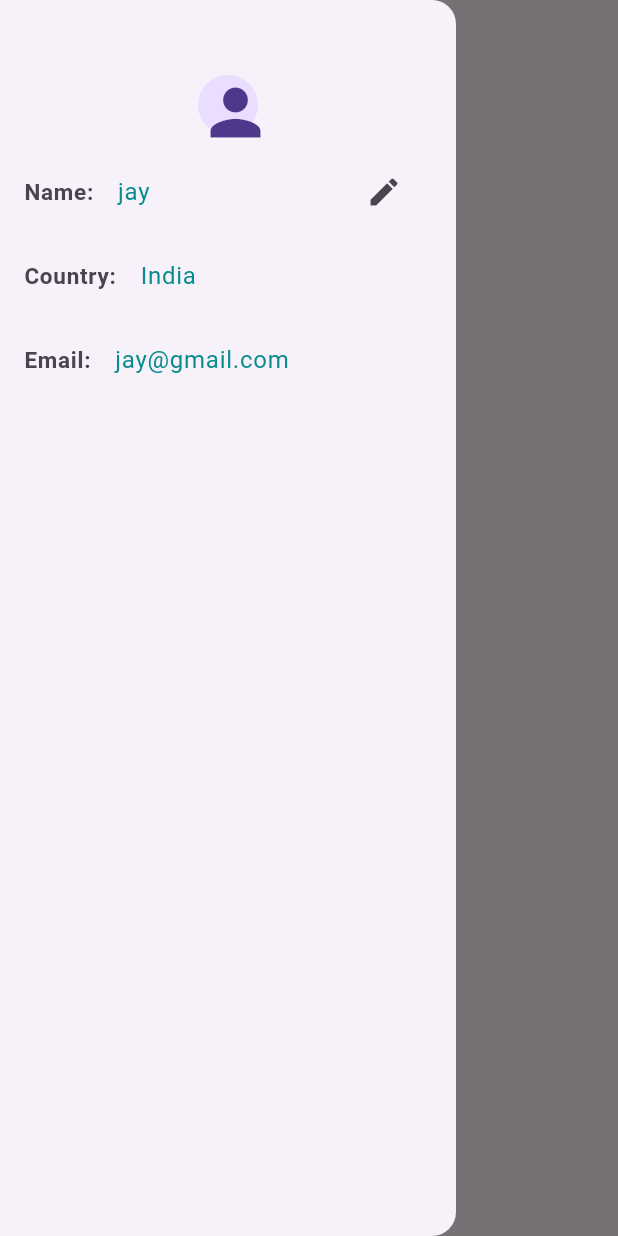
After one commit to JayPinage/chat_app, a Flutter app: the Homescreen screen opened directly, in the side drawer, after a tap on the "edit" icon, on a phone screen of 412 x 824 dp. The commit adds this screen. Run offline on Flutter 3.47's test engine with Material 3 defaults, Android fonts, the phone set to English and light mode, and no system bars; our stand-ins replace bloc, firebase_auth, firebase_core, flutter_bloc; accounts and stored records are empty.

Commit message:
drawer screen

```diff
--- /dev/null
+++ b/lib/Screens/drawer_screen.dart
@@ -0,0 +1,81 @@
+import 'package:flutter/material.dart';
+
+// ignore: must_be_immutable
+class DrawerScreen extends StatefulWidget {
+  double radius;
+
+  String personname;
+  String personcountry;
+  String personemail;
+
+  DrawerScreen({super.key, required this.radius, required this.personname,required this.personcountry,required this.personemail});
+  @override
+  State<DrawerScreen> createState() => _DrawerScreen();
+}
+
+class _DrawerScreen extends State<DrawerScreen> {
+  @override
+  Widget build(BuildContext context) {
+    return Drawer(
+      child: Column(
+        children: [
+          SizedBox(height: 50),
+          CircleAvatar(
+            radius: widget.radius,
+            child: Icon(size: 50, Icons.person),
+          ),
+
+          SizedBox(height: 10),
+
+          ListTile(
+            trailing:IconButton(onPressed: (){
+              print("hello");
+            }, icon:Icon(Icons.edit)),
+            leading: Text(
+              "Name:",
+              style: TextStyle(fontSize: 15, fontWeight: FontWeight.bold),
+            ),
+            title: Text(
+              widget.personname,
+              style: TextStyle(
+                fontStyle: FontStyle.normal,
+                color: const Color.fromARGB(255, 10, 140, 142),
+              ),
+            ),
+          ),
+
+
+
+            ListTile(
+            leading: Text(
+              "Country:",
+              style: TextStyle(fontSize: 15, fontWeight: FontWeight.bold),
+            ),
+            title: Text(
+              widget.personcountry,
+              style: TextStyle(
+                fontStyle: FontStyle.normal,
+                color: const Color.fromARGB(255, 10, 140, 142),
+              ),
+            ),
+          ),
+
+
+            ListTile(
+            leading: Text(
+              "Email:",
+              style: TextStyle(fontSize: 15, fontWeight: FontWeight.bold),
+            ),
+            title: Text(
+              widget.personemail,
+              style: TextStyle(
+                fontStyle: FontStyle.normal,
+                color: const Color.fromARGB(255, 10, 140, 142),
+              ),
+            ),
+          ),
+        ],
+      ),
+    );
+  }
+}
--- a/lib/Screens/homeScreen.dart
+++ b/lib/Screens/homeScreen.dart
@@ -1,5 +1,6 @@
 
 
+import 'package:chart_app/Screens/drawer_screen.dart';
 import 'package:flutter/material.dart';
 
 class Homescreen extends StatefulWidget {
@@ -12,6 +13,14 @@ class Homescreen extends StatefulWidget {
 class _HomescreenState extends State<Homescreen> {
   @override
   Widget build(BuildContext context) {
-    return Scaffold();
+    return Scaffold(
+      appBar: AppBar(
+
+        title: Text(""),
+
+
+      ),
+ drawer: DrawerScreen(radius: 20, personname: 'jay', personcountry: 'India', personemail: 'jay@gmail.com',),
+    );
   }
 }
--- a/lib/Screens/splash_screen.dart
+++ b/lib/Screens/splash_screen.dart
@@ -34,6 +34,6 @@ class _SplashScreenState extends State<SplashScreen> {
 
   @override
   Widget build(BuildContext context) {
-    return Scaffold(body: Center(child: Text("Splach Screen")));
+    return Scaffold(body: Center(child: Text("splash Screen")));
   }
 }
--- a/lib/main.dart
+++ b/lib/main.dart
@@ -19,7 +19,10 @@ class MyApp extends StatelessWidget {
   Widget build(BuildContext context) {
     return BlocProvider(
       create: (context) => AuthBloc(AuthRepository()),
-      child: MaterialApp(home: SplashScreen()),
+      child: MaterialApp(
+        debugShowCheckedModeBanner: false,
+        home: SplashScreen(),
+      ),
     );
   }
 }
```
